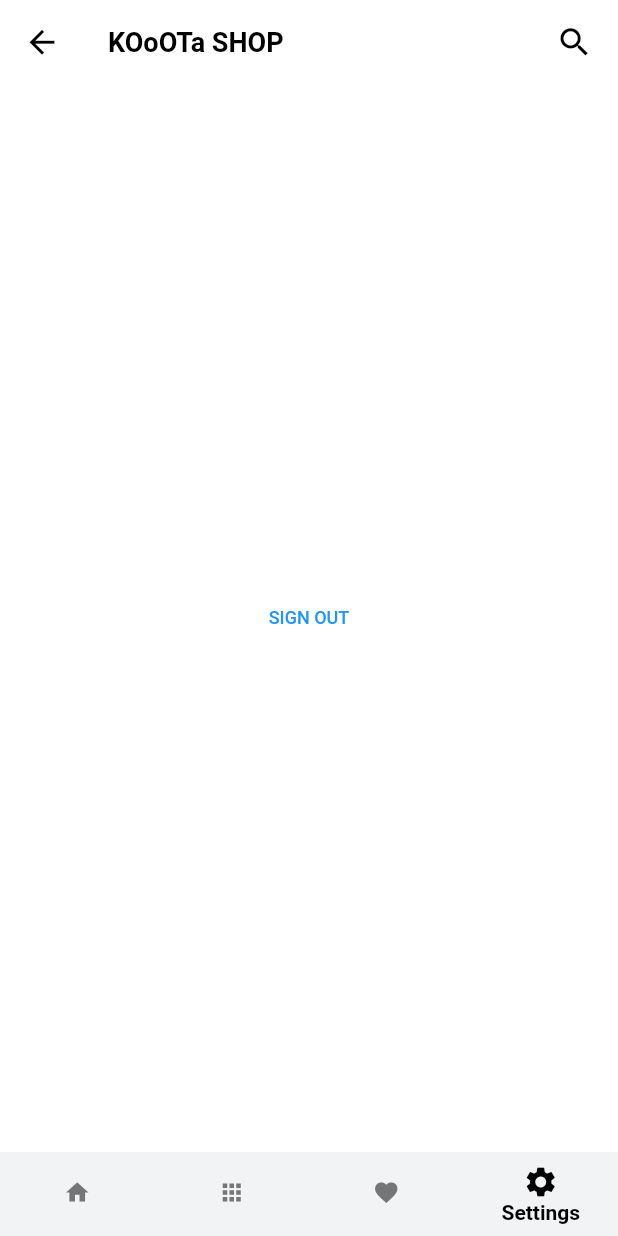
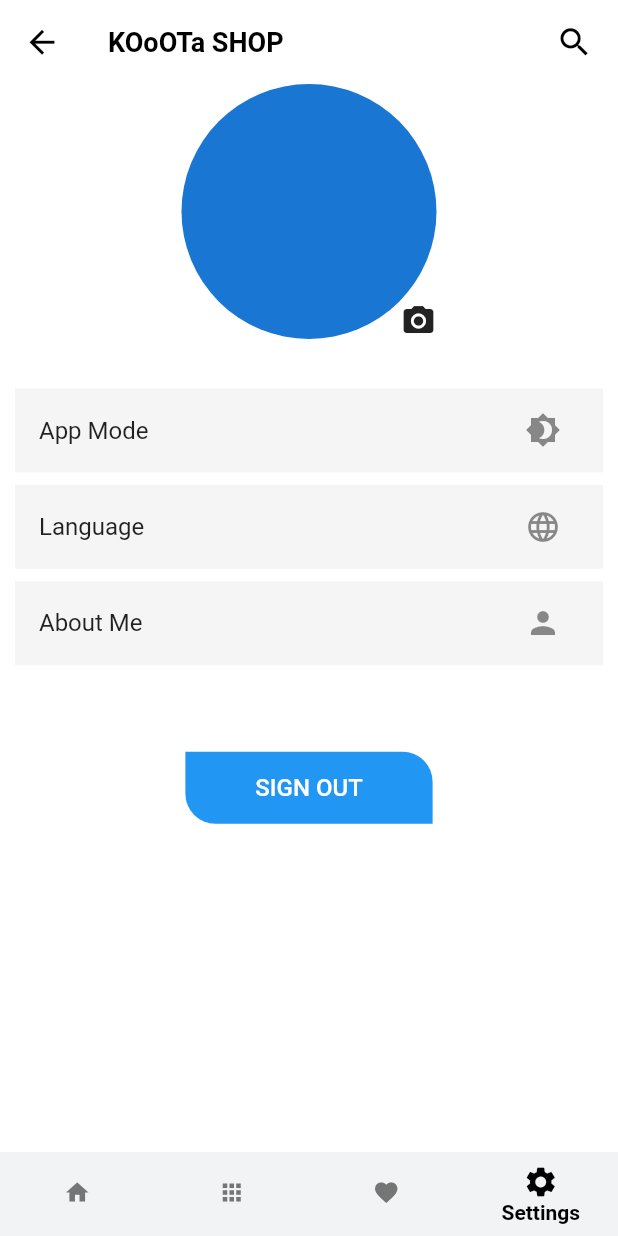
Before and after one commit to mahmoud-khaled19/GoShop, a Flutter app: the ShopLayout screen opened directly, item 4 of the bottom bar chosen, on a phone screen of 412 x 824 dp. Run offline on Flutter 3.47's test engine with Material 2 defaults, Android fonts, the phone set to English and light mode, and no system bars; our stand-ins replace conditional_builder_null_safety, dio, flutter_bloc, fluttertoast, hexcolor, image_picker and 2 more; accounts and stored records are empty; network calls fail.

Commit message:
finish favorite Detail & settings design

```diff
--- a/lib/main.dart
+++ b/lib/main.dart
@@ -19,6 +19,7 @@ void main() async {
   await CacheHelper.init();
   bool? onBoarding = CacheHelper.getData(key: 'onBoarding');
   bool? isDark = CacheHelper.getData(key: 'isDark');
+  String? getPic = CacheHelper.getData(key: 'pic');
   token = CacheHelper.getData(key: 'token');
   if (kDebugMode) {
     print(token);
@@ -33,23 +34,25 @@ void main() async {
   } else {
     widget = const ShopAppBoardingScreen();
   }
-  runApp(MyApp(isDark, widget));
+  runApp(MyApp(isDark,getPic, widget));
 }
 
 class MyApp extends StatelessWidget {
   final Widget widget;
   final bool? isDark;
+  final String? getPic;
 
-  const MyApp(this.isDark, this.widget, {super.key});
+  const MyApp(
+      this.isDark,
+      this.getPic,
+      this.widget, {super.key});
 
   // This widget is the root of your application.
   @override
   Widget build(BuildContext context) {
     return BlocProvider(
-        create: (BuildContext context) => ShopCubit()..getFavoritesItems()
-          ..changeShopTheme(fromShared: isDark)
-          ..homeModel()
-          ..categoryModel(),
+        create: (BuildContext context) => ShopCubit()..homeModel()
+          ..categoryModel()..getFavoritesItems()..getUserdata(),
         child: BlocConsumer<ShopCubit, ShopStates>(
           listener: (context, state) {},
           builder: (context, state) {
--- a/lib/modules/settings/settings.dart
+++ b/lib/modules/settings/settings.dart
@@ -1,16 +1,108 @@
 import 'package:flutter/material.dart';
+import 'package:flutter_bloc/flutter_bloc.dart';
+import 'package:shop_app/modules/settings/about_me.dart';
 import 'package:shop_app/shared/components/components.dart';
 import 'package:shop_app/shared/components/constants.dart';
+import 'package:shop_app/shared/cubit/app_cubit.dart';
+import 'package:shop_app/shared/cubit/app_states.dart';
 
+import '../../shared/network/local/shared_preferences.dart';
 class SettingsScreen extends StatelessWidget {
   const SettingsScreen({Key? key}) : super(key: key);
 
   @override
   Widget build(BuildContext context) {
-    return  Center(
-      child:defaultTextButton(text: 'SIGN OUT', function: (){
-        signOut(context);
-      })
+    double size =MediaQuery.of(context).size.height;
+    return  BlocConsumer<ShopCubit,ShopStates>(
+      listener: (BuildContext context, Object? state) {
+        if (ShopCubit.get(context).tempImage != null){
+          CacheHelper.saveData(
+              key: 'pic', value:ShopCubit.get(context).tempImage!.toString(),).then((value){
+            FileImage( ShopCubit.get(context).tempImage!);
+            print( 'afnan saved');
+          });
+        }
+      },
+      builder: (BuildContext context, state) {
+        return  SingleChildScrollView(
+          child: Column(
+            crossAxisAlignment: CrossAxisAlignment.center,
+            children: [
+              Stack(
+                alignment: AlignmentDirectional.bottomEnd,
+                children:  [
+                  CircleAvatar(
+                    radius: 85,
+                    backgroundImage: ShopCubit.get(context).tempImage != null ?
+                    FileImage( ShopCubit.get(context).tempImage!):null,
+                  ),
+                  InkWell(
+                    onTap: (){
+                      ShopCubit.get(context).pickImage();
+                    },
+                    child:const Icon(
+                        Icons.camera_alt
+                    ),
+                  )
+                ],
+              ),
+              SizedBox(
+                  height: size *0.04
+              ),
+              Container(
+                color: Colors.grey[100],
+                margin: const EdgeInsets.symmetric(horizontal: 10),
+                child: ListTile(
+                  style: ListTileStyle.list,
+                  title: const Text("App Mode"),
+                  trailing: IconButton(onPressed: (){},icon: const Icon(Icons.brightness_4),),
+                ),
+              ),
+              SizedBox(
+                  height: size *0.01
+              ),
+              Container(
+                color: Colors.grey[100],
+                margin: const EdgeInsets.symmetric(horizontal: 10),
+                child: ListTile(
+                  style: ListTileStyle.list,
+                  title: const Text("Language"),
+                  trailing: IconButton(onPressed: (){},icon: const Icon(Icons.language),),
+                ),
+              ),
+              SizedBox(
+                  height: size *0.01
+              ),
+              Container(
+                color: Colors.grey[100],
+                margin: const EdgeInsets.symmetric(horizontal: 10),
+                child: ListTile(
+                  style: ListTileStyle.list,
+                  title: const Text("About Me"),
+                  trailing: IconButton(onPressed: (){
+                    navigateTo(context,  AboutMe(
+                      name: ShopCubit.get(context).userInfo!.data!.name,
+                      phone:  ShopCubit.get(context).userInfo!.data!.phone,
+                      email:  ShopCubit.get(context).userInfo!.data!.email,
+                    ));
+                  },icon: const Icon(Icons.person),),
+                ),
+              ),
+              SizedBox(
+                  height: size *0.07
+              ),
+              defaultElvButton(
+                  width: MediaQuery.of(context).size.width * 0.4,
+                  text: 'Sign Out', function:(){
+                signOut(context);
+              } )
+
+            ],
+          ),
+        );
+      },
+
+
     );
   }
 }
--- a/lib/shared/components/components.dart
+++ b/lib/shared/components/components.dart
@@ -49,9 +49,10 @@ Widget defaultTextButton({
 Widget defaultElvButton({
   required String text,
   required Function() function,
+  double width =double.infinity,
 }) =>
     Container(
-      width: double.infinity,
+      width: width,
       decoration: const BoxDecoration(
         color: Colors.blue,
         borderRadius: BorderRadius.only(topRight: Radius.circular(20),bottomLeft:  Radius.circular(20))
--- a/lib/shared/cubit/app_states.dart
+++ b/lib/shared/cubit/app_states.dart
@@ -12,3 +12,7 @@ class ShopChangeFavoritesErrorState extends ShopStates{}
 class ShopFavoritesSuccessState extends ShopStates{}
 class ShopFavoritesLoadingState extends ShopStates{}
 class ShopFavoritesErrorState extends ShopStates{}
+class ShopUserDataSuccessState extends ShopStates{}
+class ShopUserDataLoadingState extends ShopStates{}
+class ShopUserDataErrorState extends ShopStates{}
+class UserImageChange extends ShopStates{}
--- a/lib/shared/network/end_points.dart
+++ b/lib/shared/network/end_points.dart
@@ -2,3 +2,4 @@ const login = 'login';
 const home = 'home';
 const category = 'categories';
 const favorites = 'favorites';
+const profile = 'profile';
--- a/pubspec.yaml
+++ b/pubspec.yaml
@@ -42,6 +42,9 @@ dependencies:
   # The following adds the Cupertino Icons font to your application.
   # Use with the CupertinoIcons class for iOS style icons.
   cupertino_icons: ^1.0.2
+  image_picker: ^0.8.6+1
+  path: ^1.8.2
+  path_provider: ^2.0.11
 
 dev_dependencies:
   flutter_test:
```
Also changed, not shown: lib/models/favorite_model/favorites_model.dart (+7 -7 lines), lib/models/home_model/home_model.dart (+12 -14 lines), lib/models/register_model/register_model.dart (added, +54 -0 lines), lib/models/shop_model/shop_model.dart (+11 -11 lines), lib/modules/favorite/favorites.dart (+22 -7 lines), lib/modules/login screen/shop_login.dart (+5 -3 lines), lib/modules/products/products.dart (+28 -11 lines), lib/modules/settings/about_me.dart (added, +62 -0 lines), lib/shared/cubit/app_cubit.dart (+40 -19 lines), pubspec.lock, 1 other file.
